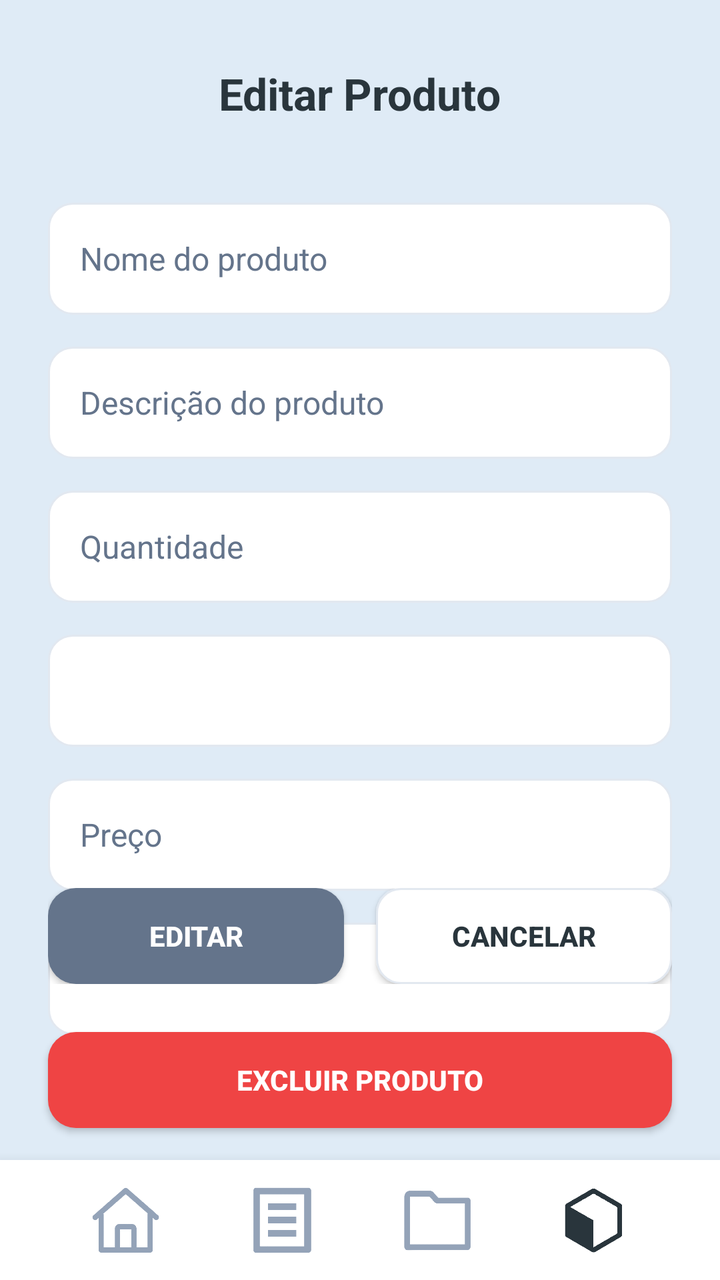
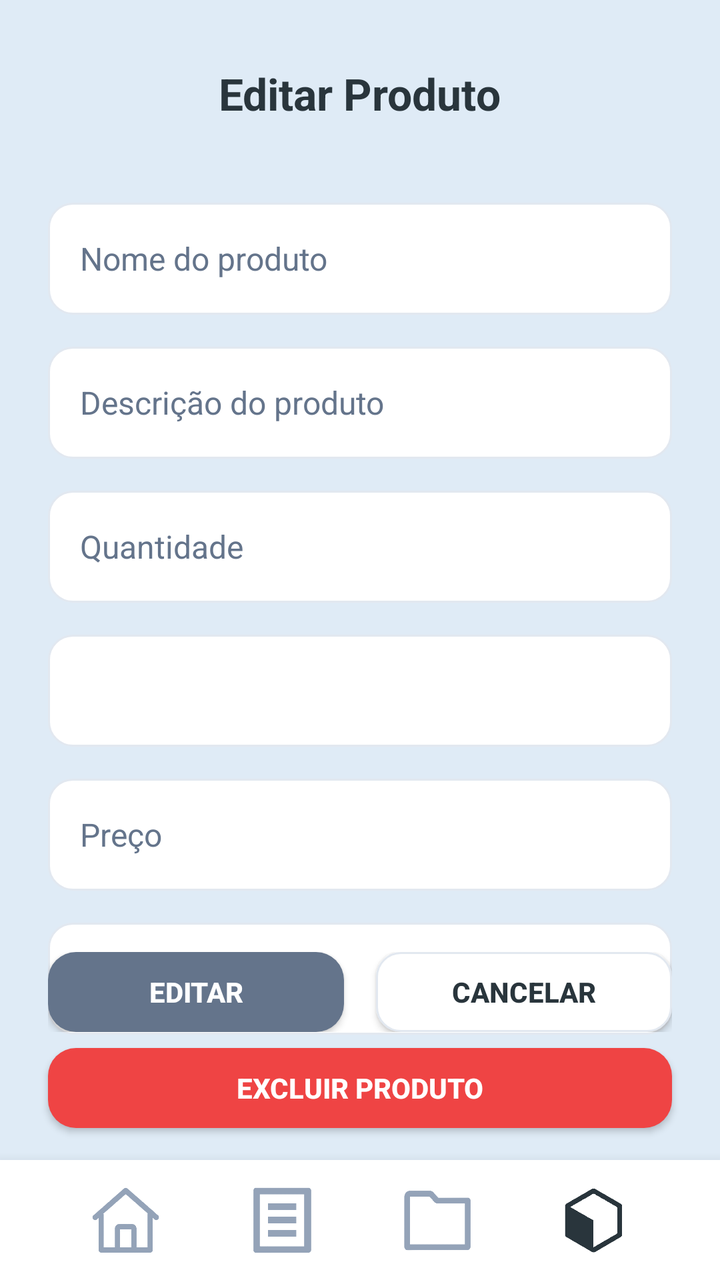

The first picture is an Android layout as it rendered before a commit; the second is the same layout after the commit. The layout source and the unified diff follow.
<!-- AndroidManifest.xml: application theme Theme.ListaCompras -->
<!-- res/layout/activity_produtos_editar.xml -->
<?xml version="1.0" encoding="utf-8"?>
<RelativeLayout xmlns:android="http://schemas.android.com/apk/res/android"
    xmlns:app="http://schemas.android.com/apk/res-auto"
    android:id="@+id/main"
    android:layout_width="match_parent"
    android:layout_height="match_parent"
    android:background="#DFEBF6">

    
    <TextView
        android:id="@+id/txtTituloEditarProduto"
        android:layout_width="wrap_content"
        android:layout_height="wrap_content"
        android:text="Editar Produto"
        android:textSize="22sp"
        android:textStyle="bold"
        android:textColor="#29353C"
        android:layout_centerHorizontal="true"
        android:layout_marginTop="32dp" />

    
    <LinearLayout
        android:id="@+id/containerCamposProduto"
        android:layout_width="match_parent"
        android:layout_height="wrap_content"
        android:layout_below="@id/txtTituloEditarProduto"
        android:orientation="vertical"
        android:paddingHorizontal="24dp"
        android:paddingTop="40dp">

        
        <EditText
            android:id="@+id/edtNomeProdutoEd"
            android:layout_width="match_parent"
            android:layout_height="56dp"
            android:hint="Nome do produto"
            android:background="@drawable/card_secundario"
            android:padding="16dp"
            android:textColor="#29353C"
            android:textColorHint="#64748B"
            android:textSize="16sp" />

        <Space
            android:layout_width="0dp"
            android:layout_height="16dp" />

        
        <EditText
            android:id="@+id/edtDescricaoProdutoEd"
            android:layout_width="match_parent"
            android:layout_height="56dp"
            android:hint="Descrição do produto"
            android:background="@drawable/card_secundario"
            android:padding="16dp"
            android:textColor="#29353C"
            android:textColorHint="#64748B"
            android:textSize="16sp" />

        <Space
            android:layout_width="0dp"
            android:layout_height="16dp" />

        
        <EditText
            android:id="@+id/edtQuantidadeProdutoEd"
            android:layout_width="match_parent"
            android:layout_height="56dp"
            android:hint="Quantidade"
            android:inputType="number"
            android:background="@drawable/card_secundario"
            android:padding="16dp"
            android:textColor="#29353C"
            android:textColorHint="#64748B"
            android:textSize="16sp" />

        <Space
            android:layout_width="0dp"
            android:layout_height="16dp" />

        
        <Spinner
            android:id="@+id/spinnerUnidadeProdutoEd"
            android:layout_width="match_parent"
            android:layout_height="56dp"
            android:background="@drawable/card_secundario"
            android:padding="16dp"
            android:spinnerMode="dropdown" />

        <Space
            android:layout_width="0dp"
            android:layout_height="16dp" />

        
        <EditText
            android:id="@+id/edtPrecoProdutoEd"
            android:layout_width="match_parent"
            android:layout_height="56dp"
            android:hint="Preço"
            android:inputType="numberDecimal"
            android:background="@drawable/card_secundario"
            android:padding="16dp"
            android:textColor="#29353C"
            android:textColorHint="#64748B"
            android:textSize="16sp" />

        <Space
            android:layout_width="0dp"
            android:layout_height="16dp" />

        
        <Spinner
            android:id="@+id/spinnerCategoriaProduto"
            android:layout_width="match_parent"
            android:layout_height="56dp"
            android:background="@drawable/card_secundario"
            android:padding="16dp"
            android:spinnerMode="dropdown" />

    </LinearLayout>

    
    <LinearLayout
        android:id="@+id/containerBotoesEditarProduto"
        android:layout_width="match_parent"
        android:layout_height="wrap_content"
        android:orientation="horizontal"
        android:gravity="center"
        android:layout_above="@id/btnExcluirProduto"
        android:padding="24dp">

        
        <androidx.appcompat.widget.AppCompatButton
            android:id="@+id/btnSalvarEdicaoProduto"
            android:layout_width="0dp"
            android:layout_height="48dp"
            android:layout_weight="1"
            android:text="Editar"
            android:textColor="#FFFFFF"
            android:textStyle="bold"
            android:background="@drawable/card_principal"/>

        <Space
            android:layout_width="16dp"
            android:layout_height="0dp"/>

        
        <androidx.appcompat.widget.AppCompatButton
            android:id="@+id/btnCancelarEdicaoProduto"
            android:layout_width="0dp"
            android:layout_height="48dp"
            android:layout_weight="1"
            android:text="Cancelar"
            android:textStyle="bold"
            android:textColor="#29353C"
            android:background="@drawable/card_secundario"/>
    </LinearLayout>

    
    <androidx.appcompat.widget.AppCompatButton
        android:id="@+id/btnExcluirProduto"
        android:layout_width="match_parent"
        android:layout_height="48dp"
        android:layout_above="@id/footer"
        android:layout_marginHorizontal="24dp"
        android:layout_marginBottom="16dp"
        android:text="Excluir produto"
        android:textStyle="bold"
        android:textColor="#FFFFFF"
        android:background="@drawable/card_excluir"/>

    
    <LinearLayout
        android:id="@+id/footer"
        android:layout_width="match_parent"
        android:layout_height="60dp"
        android:layout_alignParentBottom="true"
        android:background="#FFFFFF"
        android:elevation="10dp"
        android:gravity="center"
        android:orientation="horizontal"
        android:paddingHorizontal="24dp">

        <ImageView
            android:id="@+id/iconHome"
            android:layout_width="36dp"
            android:layout_height="36dp"
            android:layout_weight="1"
            android:src="@drawable/ic_home"
            app:tint="#94A3B8"/>

        <ImageView
            android:id="@+id/iconListas"
            android:layout_width="36dp"
            android:layout_height="36dp"
            android:layout_weight="1"
            android:src="@drawable/ic_lista"
            app:tint="#94A3B8"/>

        <ImageView
            android:id="@+id/iconCategorias"
            android:layout_width="36dp"
            android:layout_height="36dp"
            android:layout_weight="1"
            android:src="@drawable/ic_pasta"
            app:tint="#94A3B8" />

        <ImageView
            android:id="@+id/iconProdutos"
            android:layout_width="36dp"
            android:layout_height="36dp"
            android:layout_weight="1"
            android:src="@drawable/ic_caixa"
            app:tint="#29353C"/>

    </LinearLayout>

</RelativeLayout>
<!-- resources referenced by this layout -->
<resources>
  <!-- drawable card_excluir (drawable) -->
  <?xml version="1.0" encoding="utf-8"?>
  <shape xmlns:android="http://schemas.android.com/apk/res/android">
      <solid android:color="#EF4444"/> 
      <corners android:radius="14dp"/>
  </shape>
  <!-- drawable card_principal (drawable) -->
  <shape xmlns:android="http://schemas.android.com/apk/res/android">
      <solid android:color="#64748B"/>
      <corners android:radius="14dp"/>
  </shape>
  <!-- drawable card_secundario (drawable) -->
  <shape xmlns:android="http://schemas.android.com/apk/res/android">
      <solid android:color="#FFFFFF"/>
      <corners android:radius="12dp"/>
      <stroke android:width="1dp" android:color="#E2E8F0"/>
  </shape>
  <!-- drawable ic_caixa: png bitmap (drawable, 30803 bytes) -->
  <!-- drawable ic_home: png bitmap (drawable, 26750 bytes) -->
  <!-- drawable ic_lista: png bitmap (drawable, 12721 bytes) -->
  <!-- drawable ic_pasta: png bitmap (drawable, 12054 bytes) -->
  <style name="Theme.ListaCompras" parent="Base.Theme.ListaCompras" />
  <style name="Base.Theme.ListaCompras" parent="Theme.Material3.DayNight.NoActionBar">
          
          
      </style>
</resources>

<!-- the commit's change to res/layout/activity_produtos_editar.xml (unified diff, before → after) -->
@@ -126,13 +126,15 @@
         android:orientation="horizontal"
         android:gravity="center"
         android:layout_above="@id/btnExcluirProduto"
-        android:padding="24dp">
+        android:paddingStart="24dp"
+        android:paddingEnd="24dp"
+        android:layout_marginBottom="8dp">
 
         
         <androidx.appcompat.widget.AppCompatButton
             android:id="@+id/btnSalvarEdicaoProduto"
             android:layout_width="0dp"
-            android:layout_height="48dp"
+            android:layout_height="40dp"
             android:layout_weight="1"
             android:text="Editar"
             android:textColor="#FFFFFF"
@@ -147,7 +149,7 @@
         <androidx.appcompat.widget.AppCompatButton
             android:id="@+id/btnCancelarEdicaoProduto"
             android:layout_width="0dp"
-            android:layout_height="48dp"
+            android:layout_height="40dp"
             android:layout_weight="1"
             android:text="Cancelar"
             android:textStyle="bold"
@@ -159,7 +161,7 @@
     <androidx.appcompat.widget.AppCompatButton
         android:id="@+id/btnExcluirProduto"
         android:layout_width="match_parent"
-        android:layout_height="48dp"
+        android:layout_height="40dp"
         android:layout_above="@id/footer"
         android:layout_marginHorizontal="24dp"
         android:layout_marginBottom="16dp"
